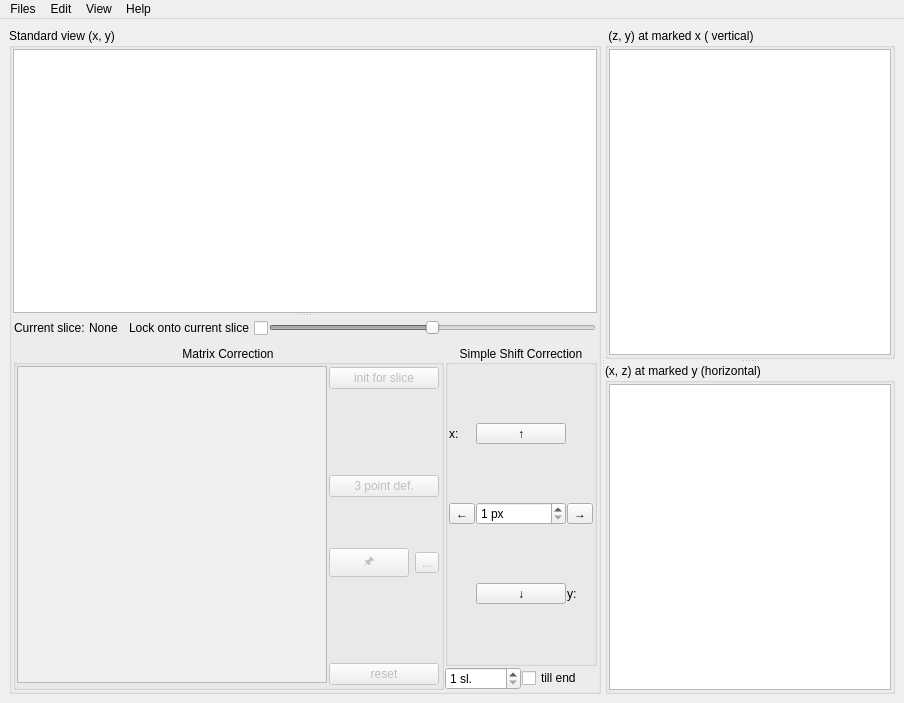
Above: ui/MainWindow.ui from sem-geologist/FIB-data-cleaner before the change. Below: the same form after it.
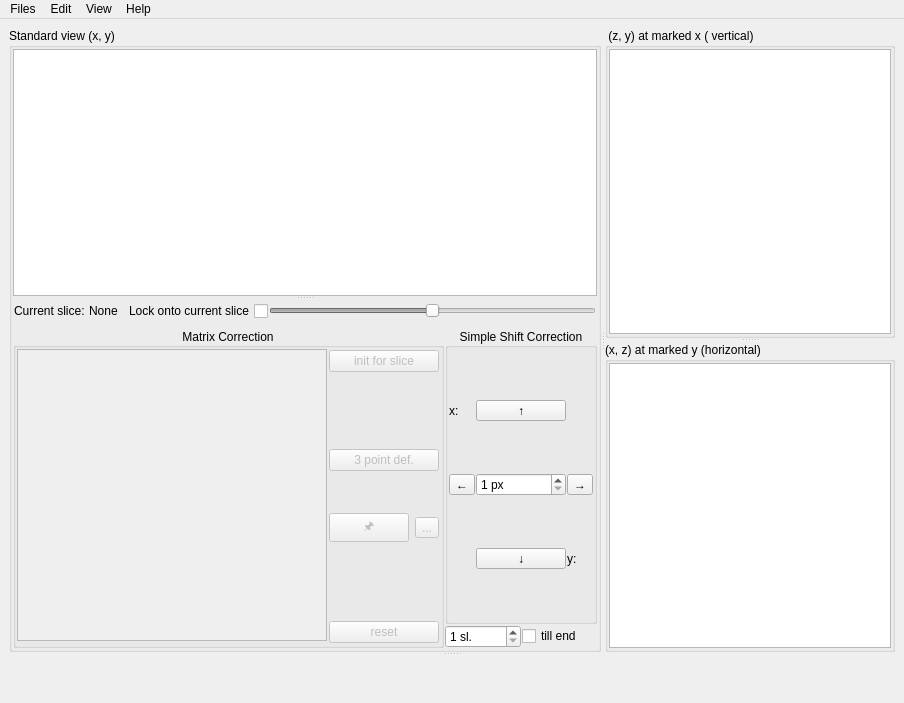
That is the form after the change. Custom widgets are drawn as their Qt base class.

Commit message: * fixed Z apsect ratio scaling * added QtConsole Jupyter * API exposed to load Hyperspy signals * PolyLine ROI for course alignement of slices.

What changed in the file:
```diff
--- a/ui/MainWindow.ui
+++ b/ui/MainWindow.ui
@@ -19,6 +19,10 @@
   <widget class="QWidget" name="centralwidget">
    <layout class="QHBoxLayout" name="horizontalLayout">
     <item>
+     <widget class="QSplitter" name="splitter_4">
+      <property name="orientation">
+       <enum>Qt::Vertical</enum>
+      </property>
      <widget class="QSplitter" name="splitter_2">
       <property name="orientation">
        <enum>Qt::Horizontal</enum>
@@ -570,6 +574,8 @@
        </widget>
       </widget>
      </widget>
+      <widget class="JupyterConsoleWidget" name="console" native="true"/>
+     </widget>
     </item>
    </layout>
   </widget>
@@ -713,6 +719,12 @@
    <extends>QGraphicsView</extends>
    <header>pyqtgraph</header>
   </customwidget>
+  <customwidget>
+   <class>JupyterConsoleWidget</class>
+   <extends>QWidget</extends>
+   <header>.Console</header>
+   <container>1</container>
+  </customwidget>
  </customwidgets>
  <resources/>
  <connections>
```
Left out of the diff: 62 changed lines with no effect on the pictures. Lines whose indentation alone changed are shown as unchanged. The commit also changes 4 other files.
